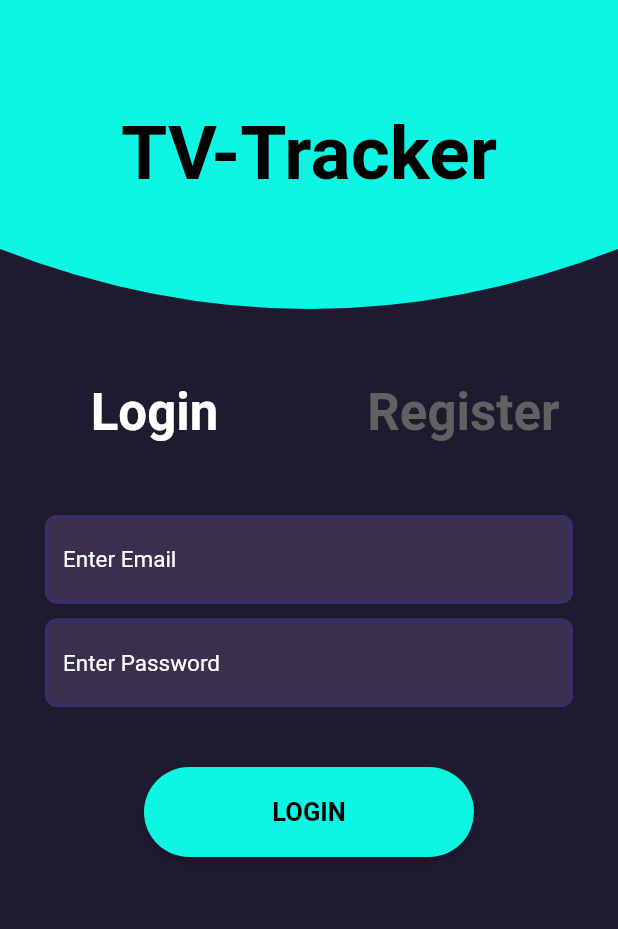
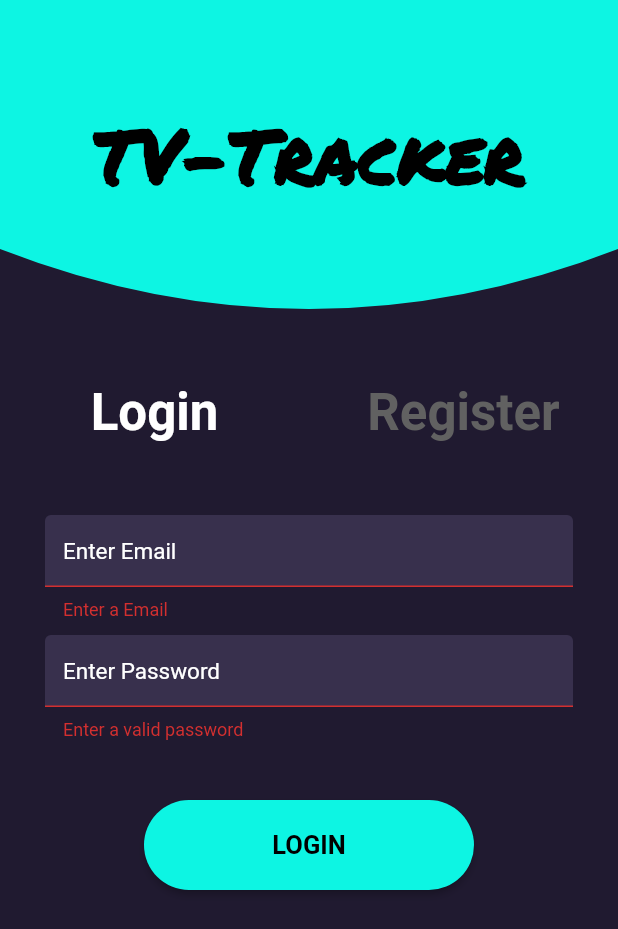
Before and after one commit to KJKR73/Tv-Tracker-App, a Flutter app: the screen it shows after launch, after a tap on "LOGIN", on a phone screen of 412 x 824 dp. Shown: the top 929 px of the screen. Run offline on Flutter 3.47's test engine with Material 2 defaults, Android fonts, the phone set to English and light mode, and no system bars; our stand-ins replace shared_preferences.

Commit message:
login working

```diff
--- a/lib/main.dart
+++ b/lib/main.dart
@@ -1,4 +1,5 @@
 import 'package:flutter/material.dart';
+import 'package:tv_tracker_flutter/screens/home/home.dart';
 import 'package:tv_tracker_flutter/screens/wrapper.dart';
 
 void main() {
@@ -9,6 +10,9 @@ class App extends StatelessWidget {
   @override
   Widget build(BuildContext context) {
     return MaterialApp(
+      routes: {
+        '/home': (context) => Home(),
+      },
       home: SafeArea(
         child: Scaffold(
           body: Center(
--- a/lib/screens/authenticate/login.dart
+++ b/lib/screens/authenticate/login.dart
@@ -1,4 +1,8 @@
+import 'dart:convert';
+
 import 'package:flutter/material.dart';
+import 'package:http/http.dart';
+import 'package:shared_preferences/shared_preferences.dart';
 import 'package:tv_tracker_flutter/shared/constants.dart';
 
 class Login extends StatefulWidget {
@@ -9,6 +13,29 @@ class Login extends StatefulWidget {
 }
 
 class _LoginState extends State<Login> {
+  String username;
+  String password;
+  String email;
+  Map data;
+  var responseServer;
+
+  Future<void> postLogin(data) async {
+    var response = await post(
+      'http://192.168.29.72:7000/api/login/',
+      body: json.encode(data),
+      headers: {"Content-Type": "application/json"},
+    );
+    setState(() {
+      this.responseServer = response.body;
+    });
+  }
+
+  Future<void> saveDataLocal(data) async {
+    SharedPreferences pref = await SharedPreferences.getInstance();
+    pref.setString("token", data.token);
+    pref.setString("_id", data._id);
+  }
+
   final _formkey = GlobalKey<FormState>();
   @override
   Widget build(BuildContext context) {
@@ -38,6 +65,7 @@ class _LoginState extends State<Login> {
                             color: Colors.black,
                             fontSize: 50,
                             fontWeight: FontWeight.bold,
+                            fontFamily: "PM",
                           ),
                         ),
                       ),
@@ -100,6 +128,11 @@ class _LoginState extends State<Login> {
                             bottom: 10,
                           ),
                           child: TextFormField(
+                            onChanged: (value) {
+                              setState(() {
+                                this.email = value;
+                              });
+                            },
                             style: TextStyle(
                               color: Colors.white,
                             ),
@@ -114,6 +147,11 @@ class _LoginState extends State<Login> {
                             bottom: 40,
                           ),
                           child: TextFormField(
+                            onChanged: (value) {
+                              setState(() {
+                                this.password = value;
+                              });
+                            },
                             style: TextStyle(
                               color: Colors.white,
                             ),
@@ -139,7 +177,22 @@ class _LoginState extends State<Login> {
                                 fontWeight: FontWeight.bold,
                               ),
                             ),
-                            onPressed: () {},
+                            onPressed: () async {
+                              if (_formkey.currentState.validate()) {
+                                Map requestBody = {
+                                  "email": this.email,
+                                  "password": this.password,
+                                };
+                                print(jsonEncode(requestBody));
+                                // Make a post request here
+                                await postLogin(requestBody);
+                                var success =
+                                    json.decode(responseServer)["success"];
+                                if (success) {
+                                  Navigator.popAndPushNamed(context, '/home');
+                                }
+                              }
+                            },
                           ),
                         )
                       ],
--- a/lib/screens/authenticate/register.dart
+++ b/lib/screens/authenticate/register.dart
@@ -38,6 +38,7 @@ class _RegisterState extends State<Register> {
                             color: Colors.black,
                             fontSize: 50,
                             fontWeight: FontWeight.bold,
+                            fontFamily: "PM",
                           ),
                         ),
                       ),
@@ -147,7 +148,7 @@ class _RegisterState extends State<Register> {
                             textColor: Colors.black,
                             color: Color.fromRGBO(13, 245, 227, 1),
                             child: Text(
-                              "LOGIN",
+                              "REGISTER",
                               style: TextStyle(
                                 fontSize: 17,
                                 fontWeight: FontWeight.bold,
```
Also changed, not shown: pubspec.yaml (+6 -13 lines), fonts/PermanentMarker-Regular.ttf (added), fonts/PressStart2P-Regular.ttf (added), pubspec.lock.
